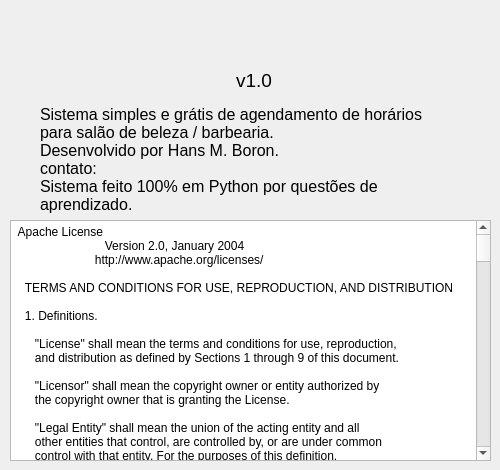
Qt form view/sobreUi.ui (hansmboron/MehsysPy) before a commit.
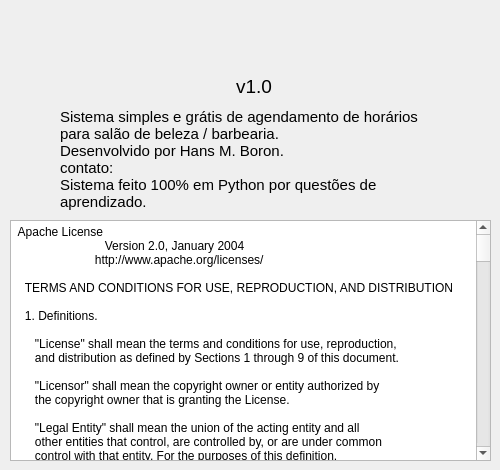
The same form after that commit. Icons and pictures are not drawn.

Diff of the .ui file:
```diff
--- a/view/sobreUi.ui
+++ b/view/sobreUi.ui
@@ -26,10 +26,10 @@
   <widget class="QLabel" name="logo">
    <property name="geometry">
     <rect>
-     <x>145</x>
-     <y>10</y>
+     <x>142</x>
+     <y>11</y>
      <width>221</width>
-     <height>71</height>
+     <height>61</height>
     </rect>
    </property>
    <property name="text">
@@ -244,15 +244,15 @@
   <widget class="QLabel" name="label">
    <property name="geometry">
     <rect>
-     <x>40</x>
+     <x>60</x>
      <y>104</y>
-     <width>421</width>
+     <width>401</width>
      <height>111</height>
     </rect>
    </property>
    <property name="font">
     <font>
-     <pointsize>12</pointsize>
+     <pointsize>11</pointsize>
     </font>
    </property>
    <property name="text">
@@ -271,7 +271,7 @@
    <property name="geometry">
     <rect>
      <x>236</x>
-     <y>70</y>
+     <y>76</y>
      <width>41</width>
      <height>21</height>
     </rect>
```
Left out of the diff: 13 changed lines with no effect on the pictures.
